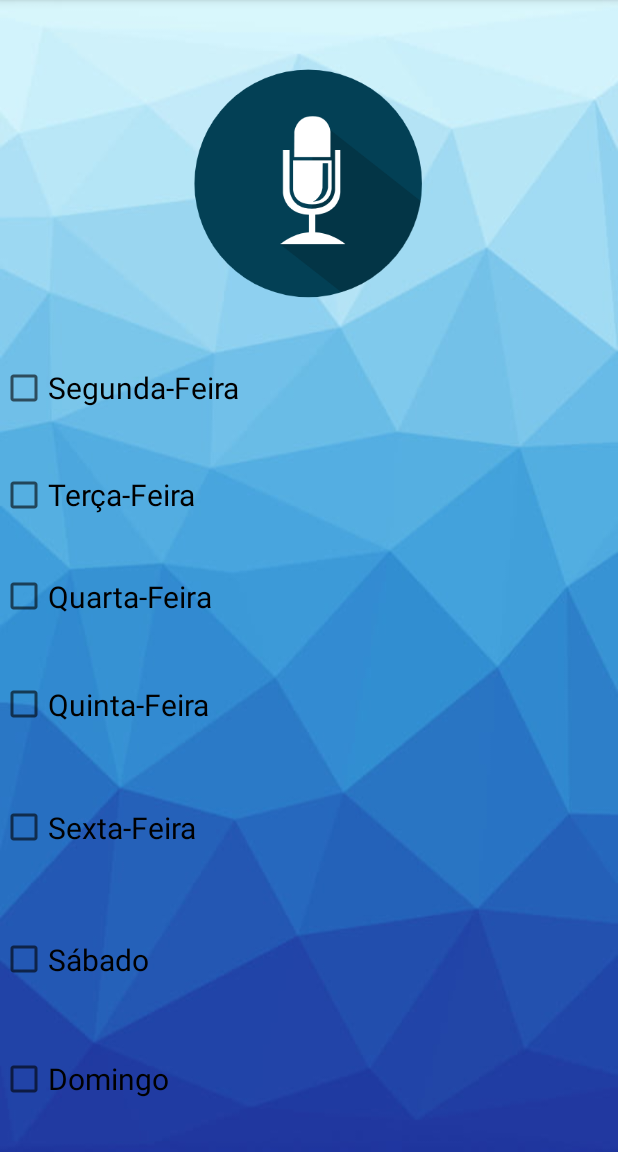
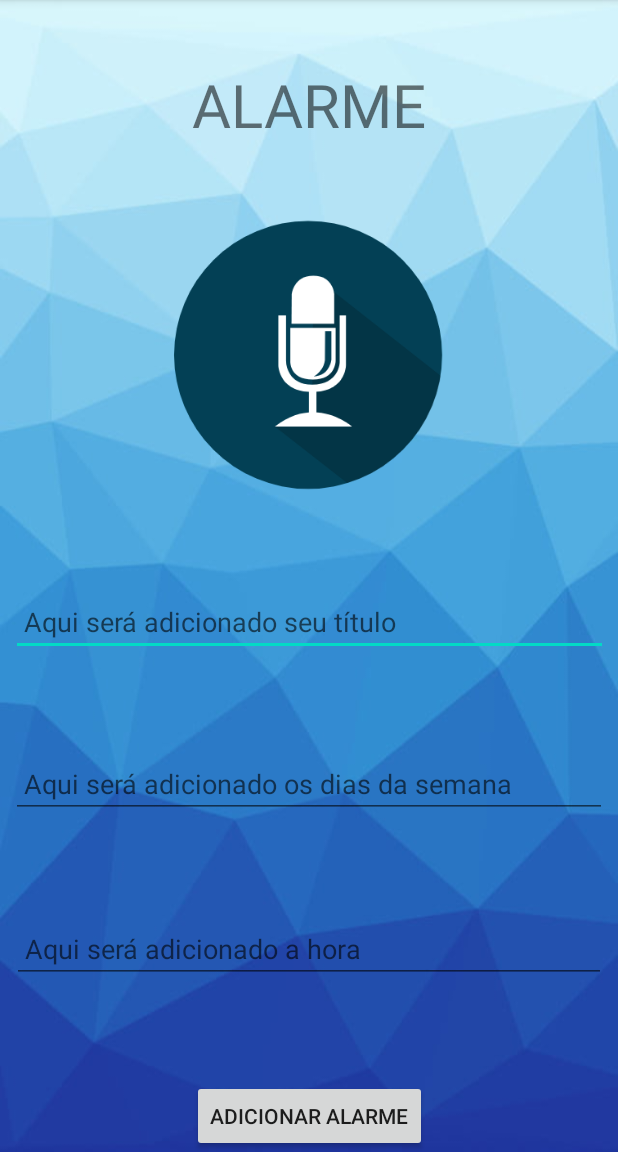
Before and after one commit to Gil-cos/Projeto_Integrador_1-Sem2020, an Android app: the Alarme screen opened directly, with no data from a screen before it, on a phone screen of 412 x 824 dp, the part 84-1236 px from its top. Run offline under Robolectric (Android 15) with nearby library versions, the light colour scheme and no system bars.

Commit message:
Mudança de layout

```diff
--- a/AssistenteVirtualIdosos/app/src/main/java/com/example/assistentevirtual_idosos/Alarme.java
+++ b/AssistenteVirtualIdosos/app/src/main/java/com/example/assistentevirtual_idosos/Alarme.java
@@ -25,20 +25,12 @@ public class Alarme extends AppCompatActivity {
         super.onCreate(savedInstanceState);
         setContentView(R.layout.activity_alarme);
 
-        findViewById(R.id.microphonee).setOnClickListener(new View.OnClickListener() {
+        findViewById(R.id.imageView).setOnClickListener(new View.OnClickListener() {
             @Override
             public void onClick(View v) {
                 catchSpeech();
             }
         });
-
-        segunda = findViewById(R.id.segunda);
-        terça = findViewById(R.id.terça);
-        quarta = findViewById(R.id.quarta);
-        quinta = findViewById(R.id.quinta);
-        sexta = findViewById(R.id.sexta);
-        sabado = findViewById(R.id.sabado);
-        domingo = findViewById(R.id.domingo);
     }
     @Override
     public void onDestroy() {
@@ -70,11 +62,6 @@ public class Alarme extends AppCompatActivity {
 
     }
 
-
-    public void checkbox () {
-        boolean teste = segunda.isChecked();
-    }
-
     private void catchSpeech() {
 
         Intent intent = new Intent(RecognizerIntent.ACTION_RECOGNIZE_SPEECH);
--- a/AssistenteVirtualIdosos/app/src/main/res/layout/activity_alarme.xml
+++ b/AssistenteVirtualIdosos/app/src/main/res/layout/activity_alarme.xml
@@ -7,95 +7,77 @@
     android:background="@drawable/background">
 
 
-    <CheckBox
-        android:id="@+id/quinta"
-        android:layout_width="409dp"
-        android:layout_height="51dp"
-        android:text="@string/quinta_feira"
-        android:textSize="20sp"
-        app:layout_constraintBottom_toTopOf="@+id/sexta"
-        app:layout_constraintTop_toBottomOf="@+id/quarta"
-        tools:ignore="MissingConstraints"
-        tools:layout_editor_absoluteX="1dp" />
-
-    <CheckBox
-        android:id="@+id/quarta"
-        android:layout_width="409dp"
-        android:layout_height="43dp"
-        android:text="@string/quarta_feira"
-        android:textSize="20sp"
-        app:layout_constraintBottom_toTopOf="@+id/quinta"
-        app:layout_constraintTop_toBottomOf="@+id/terça"
-        tools:ignore="MissingConstraints"
-        tools:layout_editor_absoluteX="1dp" />
-
-    <CheckBox
-        android:id="@+id/terça"
-        android:layout_width="409dp"
-        android:layout_height="44dp"
-        android:text="@string/ter_a_feira"
-        android:textSize="20sp"
-        app:layout_constraintBottom_toTopOf="@+id/quarta"
-        app:layout_constraintTop_toBottomOf="@+id/segunda"
-        tools:ignore="MissingConstraints"
-        tools:layout_editor_absoluteX="1dp" />
-
-    <CheckBox
-        android:id="@+id/segunda"
-        android:layout_width="409dp"
-        android:layout_height="49dp"
-        android:text="@string/segunda_feira"
-        android:textSize="20sp"
-        app:layout_constraintBottom_toTopOf="@+id/terça"
-        app:layout_constraintTop_toBottomOf="@+id/imageView"
-        tools:ignore="MissingConstraints"
-        tools:layout_editor_absoluteX="1dp" />
-
     <ImageView
         android:id="@+id/imageView"
-        android:layout_width="157dp"
-        android:layout_height="174dp"
+        android:layout_width="189dp"
+        android:layout_height="188dp"
         android:contentDescription="@string/todo"
         app:layout_constraintBottom_toBottomOf="parent"
         app:layout_constraintEnd_toEndOf="parent"
         app:layout_constraintStart_toStartOf="parent"
         app:layout_constraintTop_toTopOf="parent"
-        app:layout_constraintVertical_bias="0.060000002"
+        app:layout_constraintVertical_bias="0.246"
         app:srcCompat="@drawable/ic_microphone"
         tools:ignore="VectorDrawableCompat" />
 
-    <CheckBox
-        android:id="@+id/sexta"
-        android:layout_width="409dp"
-        android:layout_height="63dp"
-        android:text="@string/sexta_feira"
-        android:textSize="20sp"
-        app:layout_constraintBottom_toTopOf="@+id/sabado"
-        app:layout_constraintTop_toBottomOf="@+id/quinta"
-        tools:ignore="MissingConstraints"
-        tools:layout_editor_absoluteX="1dp" />
+    <TextView
+        android:id="@+id/textView"
+        android:layout_width="wrap_content"
+        android:layout_height="wrap_content"
+        android:text="ALARME"
+        android:textSize="40sp"
+        app:layout_constraintBottom_toBottomOf="parent"
+        app:layout_constraintEnd_toEndOf="parent"
+        app:layout_constraintStart_toStartOf="parent"
+        app:layout_constraintTop_toTopOf="parent"
+        app:layout_constraintVertical_bias="0.060000002" />
 
-    <CheckBox
-        android:id="@+id/sabado"
-        android:layout_width="409dp"
-        android:layout_height="63dp"
-        android:text="@string/s_bado"
-        android:textSize="20sp"
-        app:layout_constraintBottom_toTopOf="@+id/domingo"
-        app:layout_constraintTop_toBottomOf="@+id/sexta"
-        tools:ignore="MissingConstraints"
-        tools:layout_editor_absoluteX="1dp" />
+    <Button
+        android:id="@+id/button"
+        android:layout_width="wrap_content"
+        android:layout_height="wrap_content"
+        android:text="Adicionar alarme"
+        app:layout_constraintBottom_toBottomOf="parent"
+        app:layout_constraintEnd_toEndOf="parent"
+        app:layout_constraintStart_toStartOf="parent"
+        app:layout_constraintTop_toBottomOf="@+id/imageView"
+        app:layout_constraintVertical_bias="1.0" />
 
-    <CheckBox
-        android:id="@+id/domingo"
-        android:layout_width="409dp"
-        android:layout_height="48dp"
-        android:text="@string/domingo"
-        android:textSize="20sp"
-        app:layout_constraintBottom_toBottomOf="parent"
-        app:layout_constraintTop_toBottomOf="@+id/sabado"
-        tools:ignore="MissingConstraints"
-        tools:layout_editor_absoluteX="1dp" />
+    <EditText
+        android:id="@+id/editText9"
+        android:layout_width="398dp"
+        android:layout_height="42dp"
+        android:ems="10"
+        android:hint=" Aqui será adicionado seu título"
+        android:inputType="textPersonName"
+        app:layout_constraintBottom_toTopOf="@+id/editText10"
+        app:layout_constraintEnd_toEndOf="parent"
+        app:layout_constraintStart_toStartOf="parent"
+        app:layout_constraintTop_toBottomOf="@+id/imageView" />
+
+    <EditText
+        android:id="@+id/editText10"
+        android:layout_width="397dp"
+        android:layout_height="43dp"
+        android:ems="10"
+        android:hint=" Aqui será adicionado os dias da semana"
+        android:inputType="textPersonName"
+        app:layout_constraintBottom_toTopOf="@+id/editText11"
+        app:layout_constraintEnd_toEndOf="parent"
+        app:layout_constraintStart_toStartOf="parent"
+        app:layout_constraintTop_toBottomOf="@+id/editText9" />
+
+    <EditText
+        android:id="@+id/editText11"
+        android:layout_width="396dp"
+        android:layout_height="45dp"
+        android:ems="10"
+        android:hint=" Aqui será adicionado a hora"
+        android:inputType="textPersonName"
+        app:layout_constraintBottom_toTopOf="@+id/button"
+        app:layout_constraintEnd_toEndOf="parent"
+        app:layout_constraintStart_toStartOf="parent"
+        app:layout_constraintTop_toBottomOf="@+id/editText10" />
 
 
 </android.support.constraint.ConstraintLayout>
--- a/AssistenteVirtualIdosos/app/src/main/res/layout/activity_main.xml
+++ b/AssistenteVirtualIdosos/app/src/main/res/layout/activity_main.xml
@@ -5,7 +5,6 @@
     android:layout_width="match_parent"
     android:layout_height="match_parent"
     android:background="@drawable/background">
-
 
     <ImageView
         android:id="@+id/icon3"
```
